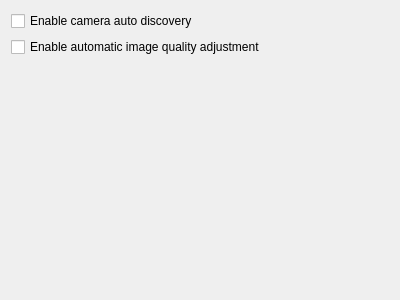
networkoptix/nx_open, file client/src/ui/widgets/settings/camera_management_widget.ui: the form before one commit.
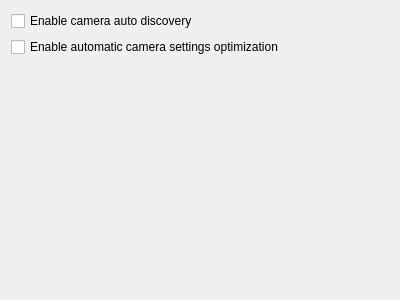
The form after the commit.

```diff
--- a/client/src/ui/widgets/settings/camera_management_widget.ui
+++ b/client/src/ui/widgets/settings/camera_management_widget.ui
@@ -24,7 +24,7 @@
    <item>
     <widget class="QCheckBox" name="cameraSettingsCheckBox">
      <property name="text">
-      <string>Enable automatic image quality adjustment</string>
+      <string>Enable automatic camera settings optimization</string>
      </property>
     </widget>
    </item>
```
Left out of the diff: 2 changed lines with no effect on the pictures.
